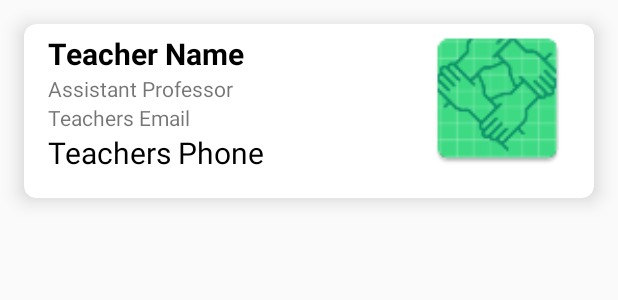
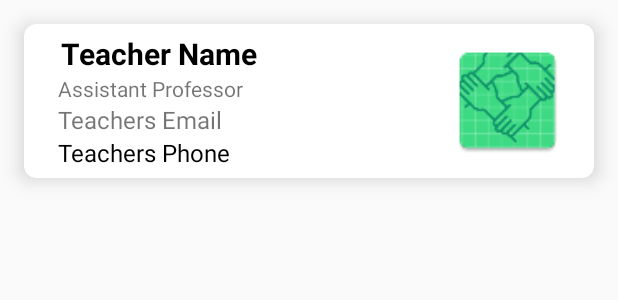
Before and after one commit to piru72/AUST_BUDDY, an Android app: the layout teachers_card.xml on its own in the app's theme, with its tools: preview values and no code run, on a phone screen of 412 x 824 dp. Shown: the top 300 px of the screen. Run offline under Robolectric (Android 15) with nearby library versions, the phone set to English and light mode, and no system bars.

Commit message:
Teachers Data Populated

```diff
--- a/app/src/main/res/layout/teachers_card.xml
+++ b/app/src/main/res/layout/teachers_card.xml
@@ -10,14 +10,17 @@
     <LinearLayout
 
         android:layout_width="match_parent"
-        android:layout_height="match_parent"
+        android:layout_height="wrap_content"
+        android:gravity="center
+"
         android:orientation="horizontal">
 
         <LinearLayout
             android:layout_width="250dp"
-            android:layout_height="104dp"
+            android:layout_height="wrap_content"
             android:layout_marginVertical="6dp"
             android:layout_marginStart="16dp"
+            android:gravity="center"
             android:orientation="vertical">
 
             <TextView
@@ -40,16 +43,18 @@
                 android:id="@+id/tvEmail"
                 android:layout_width="match_parent"
                 android:layout_height="wrap_content"
-                android:text="@string/teachers_email" />
+                android:autoLink="email"
+                android:text="@string/teachers_email"
+                android:textSize="16sp" />
 
             <TextView
                 android:id="@+id/tvPhone"
-                android:layout_width="192dp"
+                android:layout_width="match_parent"
                 android:layout_height="wrap_content"
                 android:autoLink="phone"
                 android:text="@string/teachers_phone"
                 android:textColor="@color/black"
-                android:textSize="20sp" />
+                android:textSize="16sp" />
 
 
         </LinearLayout>
@@ -57,12 +62,10 @@
         <ImageView
             android:id="@+id/images"
             android:layout_width="100dp"
-            android:layout_height="100dp"
-            android:layout_gravity="end"
-            android:layout_marginTop="8dp"
-            android:layout_marginEnd="8dp"
-            android:layout_marginBottom="8dp"
+            android:layout_height="match_parent"
+            android:layout_gravity="center"
             android:contentDescription="@string/teacher_image"
+            android:padding="10sp"
             android:src="@mipmap/ic_launcher" />
     </LinearLayout>
 
```
